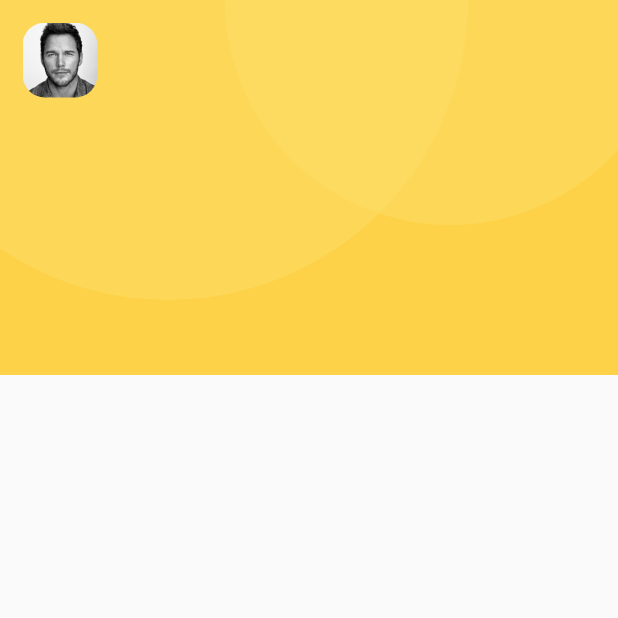
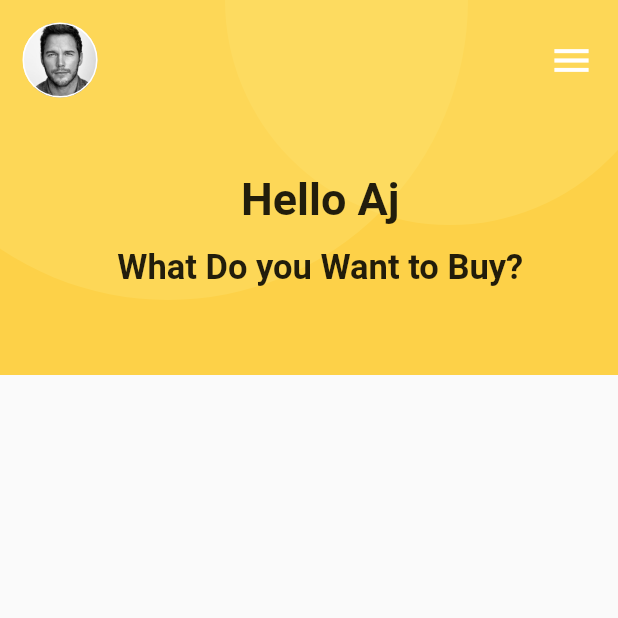
Before and after one commit to ajinkyavn1/Furniture-App-UI-Flutter, a Flutter app: the screen it shows after launch, on a phone screen of 412 x 824 dp, the top half of it. Run offline on Flutter 3.47's test engine with Material 2 defaults, Android fonts, the phone set to English and light mode, and no system bars; missing offline and left inert: dart:ffi; Roboto replaces fonts that are missing (Quicksand).

Commit message:
Update main.dart

```diff
--- a/lib/main.dart
+++ b/lib/main.dart
@@ -106,14 +106,58 @@ class _MyHomePageState extends State<MyHomePage> {
                             height: 50,
                             width: 50,
                             decoration: BoxDecoration(
-                              borderRadius: BorderRadius.circular(15),
+                              borderRadius: BorderRadius.circular(25),
+                              border: Border.all(
+                                color: Colors.white
+                              ),
                               image:DecorationImage(
                                 image: AssetImage("assets/chris.jpg")
                               )
                             ),
-                          )
+
+                          ),
+                          SizedBox(
+                              width: MediaQuery.of(context).size.width - 120.0),
+                          Container(
+                            alignment: Alignment.topRight,
+                            child: IconButton(
+                              icon: Icon(Icons.menu),
+                              iconSize: 30,
+                              onPressed: (){},
+                              color: Colors.white,
+                            ),
+                          ),
+                          SizedBox(height: 15,)
                         ],
-                      )
+                      ),
+                      SizedBox(
+                        height: 50,
+                      ),
+                      Padding(
+                          padding: const EdgeInsets.only(left: 15),
+                        child: Text(
+                            "Hello Aj",
+                          style: TextStyle(
+                            fontFamily: 'Quicksand',
+                            fontSize: 30,
+                            fontWeight: FontWeight.bold
+                          ),
+                        ),
+                      ),
+                      SizedBox(
+                        height: 15,
+                      ),
+                      Padding(
+                        padding: const EdgeInsets.only(left: 15),
+                        child: Text(
+                          "What Do you Want to Buy?",
+                          style: TextStyle(
+                              fontFamily: 'Quicksand',
+                              fontSize: 23,
+                              fontWeight: FontWeight.bold
+                          ),
+                        ),
+                      ),
                     ],
                   )
                 ],
```
